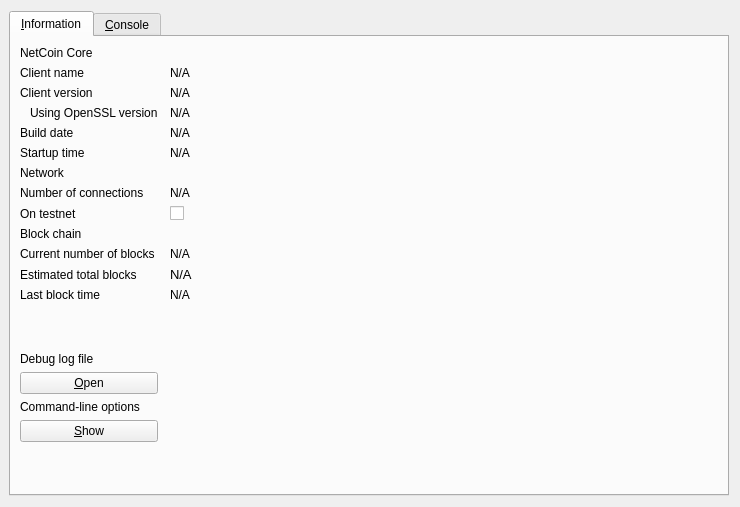
This is src/qt/forms/rpcconsole.ui in netcoinfoundation/netcoin as Qt 5 draws it before an edit. The edited form follows.
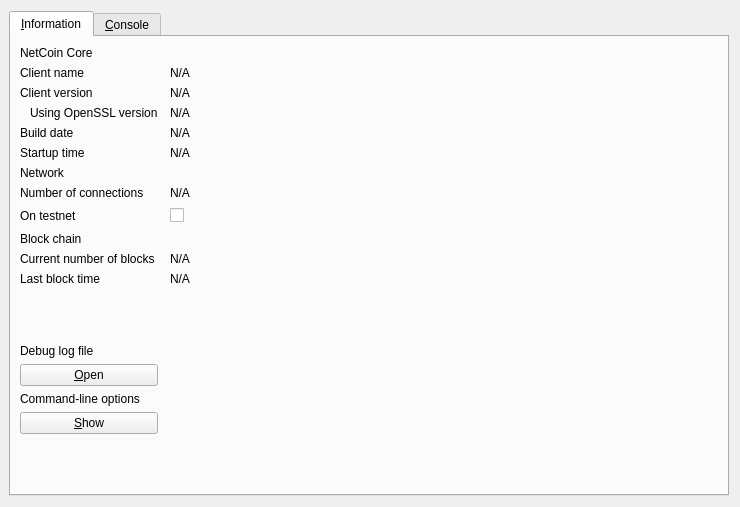
This is the edited form. The open tabs and pages were chosen to show the change. Icons and pictures are not drawn.

Commit message: Enforce low s in block signatures

```diff
--- a/src/qt/forms/rpcconsole.ui
+++ b/src/qt/forms/rpcconsole.ui
@@ -26,109 +26,14 @@
       <attribute name="title">
        <string>&amp;Information</string>
       </attribute>
-      <layout class="QGridLayout" name="gridLayout" columnstretch="0,1">
+      <layout class="QGridLayout" name="gridLayout" columnstretch="0,0,0">
        <property name="horizontalSpacing">
         <number>12</number>
        </property>
-       <item row="0" column="0">
-        <widget class="QLabel" name="label_9">
+       <item row="9" column="0">
+        <widget class="QLabel" name="label_10">
          <property name="text">
-          <string>NetCoin Core</string>
-         </property>
-        </widget>
-       </item>
-       <item row="1" column="0">
-        <widget class="QLabel" name="label_5">
-         <property name="text">
-          <string>Client name</string>
-         </property>
-        </widget>
-       </item>
-       <item row="1" column="1">
-        <widget class="QLabel" name="clientName">
-         <property name="cursor">
-          <cursorShape>IBeamCursor</cursorShape>
-         </property>
-         <property name="text">
-          <string>N/A</string>
-         </property>
-         <property name="textFormat">
-          <enum>Qt::PlainText</enum>
-         </property>
-         <property name="textInteractionFlags">
-          <set>Qt::LinksAccessibleByMouse|Qt::TextSelectableByKeyboard|Qt::TextSelectableByMouse</set>
-         </property>
-        </widget>
-       </item>
-       <item row="2" column="0">
-        <widget class="QLabel" name="label_6">
-         <property name="text">
-          <string>Client version</string>
-         </property>
-        </widget>
-       </item>
-       <item row="2" column="1">
-        <widget class="QLabel" name="clientVersion">
-         <property name="cursor">
-          <cursorShape>IBeamCursor</cursorShape>
-         </property>
-         <property name="text">
-          <string>N/A</string>
-         </property>
-         <property name="textFormat">
-          <enum>Qt::PlainText</enum>
-         </property>
-         <property name="textInteractionFlags">
-          <set>Qt::LinksAccessibleByMouse|Qt::TextSelectableByKeyboard|Qt::TextSelectableByMouse</set>
-         </property>
-        </widget>
-       </item>
-       <item row="3" column="0">
-        <widget class="QLabel" name="label_14">
-         <property name="text">
-          <string>Using OpenSSL version</string>
-         </property>
-         <property name="indent">
-          <number>10</number>
-         </property>
-        </widget>
-       </item>
-       <item row="3" column="1">
-        <widget class="QLabel" name="openSSLVersion">
-         <property name="cursor">
-          <cursorShape>IBeamCursor</cursorShape>
-         </property>
-         <property name="text">
-          <string>N/A</string>
-         </property>
-         <property name="textFormat">
-          <enum>Qt::PlainText</enum>
-         </property>
-         <property name="textInteractionFlags">
-          <set>Qt::LinksAccessibleByMouse|Qt::TextSelectableByKeyboard|Qt::TextSelectableByMouse</set>
-         </property>
-        </widget>
-       </item>
-       <item row="4" column="0">
-        <widget class="QLabel" name="label_12">
-         <property name="text">
-          <string>Build date</string>
-         </property>
-        </widget>
-       </item>
-       <item row="4" column="1">
-        <widget class="QLabel" name="buildDate">
-         <property name="cursor">
-          <cursorShape>IBeamCursor</cursorShape>
-         </property>
-         <property name="text">
-          <string>N/A</string>
-         </property>
-         <property name="textFormat">
-          <enum>Qt::PlainText</enum>
-         </property>
-         <property name="textInteractionFlags">
-          <set>Qt::LinksAccessibleByMouse|Qt::TextSelectableByKeyboard|Qt::TextSelectableByMouse</set>
+          <string>Block chain</string>
          </property>
         </widget>
        </item>
@@ -162,6 +67,62 @@
          </property>
         </widget>
        </item>
+       <item row="4" column="1">
+        <widget class="QLabel" name="buildDate">
+         <property name="cursor">
+          <cursorShape>IBeamCursor</cursorShape>
+         </property>
+         <property name="text">
+          <string>N/A</string>
+         </property>
+         <property name="textFormat">
+          <enum>Qt::PlainText</enum>
+         </property>
+         <property name="textInteractionFlags">
+          <set>Qt::LinksAccessibleByMouse|Qt::TextSelectableByKeyboard|Qt::TextSelectableByMouse</set>
+         </property>
+        </widget>
+       </item>
+       <item row="3" column="1">
+        <widget class="QLabel" name="openSSLVersion">
+         <property name="cursor">
+          <cursorShape>IBeamCursor</cursorShape>
+         </property>
+         <property name="text">
+          <string>N/A</string>
+         </property>
+         <property name="textFormat">
+          <enum>Qt::PlainText</enum>
+         </property>
+         <property name="textInteractionFlags">
+          <set>Qt::LinksAccessibleByMouse|Qt::TextSelectableByKeyboard|Qt::TextSelectableByMouse</set>
+         </property>
+        </widget>
+       </item>
+       <item row="3" column="0">
+        <widget class="QLabel" name="label_14">
+         <property name="text">
+          <string>Using OpenSSL version</string>
+         </property>
+         <property name="indent">
+          <number>10</number>
+         </property>
+        </widget>
+       </item>
+       <item row="4" column="0">
+        <widget class="QLabel" name="label_12">
+         <property name="text">
+          <string>Build date</string>
+         </property>
+        </widget>
+       </item>
+       <item row="2" column="0">
+        <widget class="QLabel" name="label_6">
+         <property name="text">
+          <string>Client version</string>
+         </property>
+        </widget>
+       </item>
        <item row="7" column="0">
         <widget class="QLabel" name="label_7">
          <property name="text">
@@ -169,6 +130,52 @@
          </property>
         </widget>
        </item>
+       <item row="1" column="0">
+        <widget class="QLabel" name="label_5">
+         <property name="text">
+          <string>Client name</string>
+         </property>
+        </widget>
+       </item>
+       <item row="1" column="1">
+        <widget class="QLabel" name="clientName">
+         <property name="cursor">
+          <cursorShape>IBeamCursor</cursorShape>
+         </property>
+         <property name="text">
+          <string>N/A</string>
+         </property>
+         <property name="textFormat">
+          <enum>Qt::PlainText</enum>
+         </property>
+         <property name="textInteractionFlags">
+          <set>Qt::LinksAccessibleByMouse|Qt::TextSelectableByKeyboard|Qt::TextSelectableByMouse</set>
+         </property>
+        </widget>
+       </item>
+       <item row="0" column="0">
+        <widget class="QLabel" name="label_9">
+         <property name="text">
+          <string>NetCoin Core</string>
+         </property>
+        </widget>
+       </item>
+       <item row="2" column="1">
+        <widget class="QLabel" name="clientVersion">
+         <property name="cursor">
+          <cursorShape>IBeamCursor</cursorShape>
+         </property>
+         <property name="text">
+          <string>N/A</string>
+         </property>
+         <property name="textFormat">
+          <enum>Qt::PlainText</enum>
+         </property>
+         <property name="textInteractionFlags">
+          <set>Qt::LinksAccessibleByMouse|Qt::TextSelectableByKeyboard|Qt::TextSelectableByMouse</set>
+         </property>
+        </widget>
+       </item>
        <item row="7" column="1">
         <widget class="QLabel" name="numberOfConnections">
          <property name="cursor">
@@ -202,13 +209,6 @@
          </property>
         </widget>
        </item>
-       <item row="9" column="0">
-        <widget class="QLabel" name="label_10">
-         <property name="text">
-          <string>Block chain</string>
-         </property>
-        </widget>
-       </item>
        <item row="10" column="0">
         <widget class="QLabel" name="label_3">
          <property name="text">
@@ -233,41 +233,13 @@
         </widget>
        </item>
        <item row="11" column="0">
-        <widget class="QLabel" name="label_4">
-         <property name="text">
-          <string>Estimated total blocks</string>
-         </property>
-        </widget>
-       </item>
-       <item row="11" column="1">
-        <widget class="QLabel" name="totalBlocks">
-         <property name="font">
-          <font>
-           <pointsize>10</pointsize>
-          </font>
-         </property>
-         <property name="cursor">
-          <cursorShape>IBeamCursor</cursorShape>
-         </property>
-         <property name="text">
-          <string>N/A</string>
-         </property>
-         <property name="textFormat">
-          <enum>Qt::PlainText</enum>
-         </property>
-         <property name="textInteractionFlags">
-          <set>Qt::LinksAccessibleByMouse|Qt::TextSelectableByKeyboard|Qt::TextSelectableByMouse</set>
-         </property>
-        </widget>
-       </item>
-       <item row="12" column="0">
         <widget class="QLabel" name="label_2">
          <property name="text">
           <string>Last block time</string>
          </property>
         </widget>
        </item>
-       <item row="12" column="1">
+       <item row="11" column="1">
         <widget class="QLabel" name="lastBlockTime">
          <property name="cursor">
           <cursorShape>IBeamCursor</cursorShape>
@@ -283,7 +255,7 @@
          </property>
         </widget>
        </item>
-       <item row="13" column="0">
+       <item row="12" column="0">
         <spacer name="verticalSpacer_2">
          <property name="palette">
           <palette>
@@ -414,14 +386,14 @@
          </property>
         </spacer>
        </item>
-       <item row="14" column="0">
+       <item row="13" column="0">
         <widget class="QLabel" name="labelDebugLogfile">
          <property name="text">
           <string>Debug log file</string>
          </property>
         </widget>
        </item>
-       <item row="15" column="0">
+       <item row="14" column="0">
         <widget class="QPushButton" name="openDebugLogfileButton">
          <property name="toolTip">
           <string>Open the NetCoin debug log file from the current data directory. This can take a few seconds for large log files.</string>
@@ -434,14 +406,14 @@
          </property>
         </widget>
        </item>
-       <item row="16" column="0">
+       <item row="15" column="0">
         <widget class="QLabel" name="labelCLOptions">
          <property name="text">
           <string>Command-line options</string>
          </property>
         </widget>
        </item>
-       <item row="17" column="0">
+       <item row="16" column="0">
         <widget class="QPushButton" name="showCLOptionsButton">
          <property name="toolTip">
           <string>Show the NetCoin-Qt help message to get a list with possible NetCoin command-line options.</string>
@@ -454,7 +426,7 @@
          </property>
         </widget>
        </item>
-       <item row="18" column="0">
+       <item row="17" column="0">
         <spacer name="verticalSpacer">
          <property name="palette">
           <palette>
@@ -585,6 +557,19 @@
          </property>
         </spacer>
        </item>
+       <item row="8" column="2">
+        <spacer name="horizontalSpacer_2">
+         <property name="orientation">
+          <enum>Qt::Horizontal</enum>
+         </property>
+         <property name="sizeHint" stdset="0">
+          <size>
+           <width>40</width>
+           <height>20</height>
+          </size>
+         </property>
+        </spacer>
+       </item>
       </layout>
      </widget>
      <widget class="QWidget" name="tab_console">
```
Left out of the diff: 2 changed lines with no effect on the pictures. The commit also changes 31 other files.
